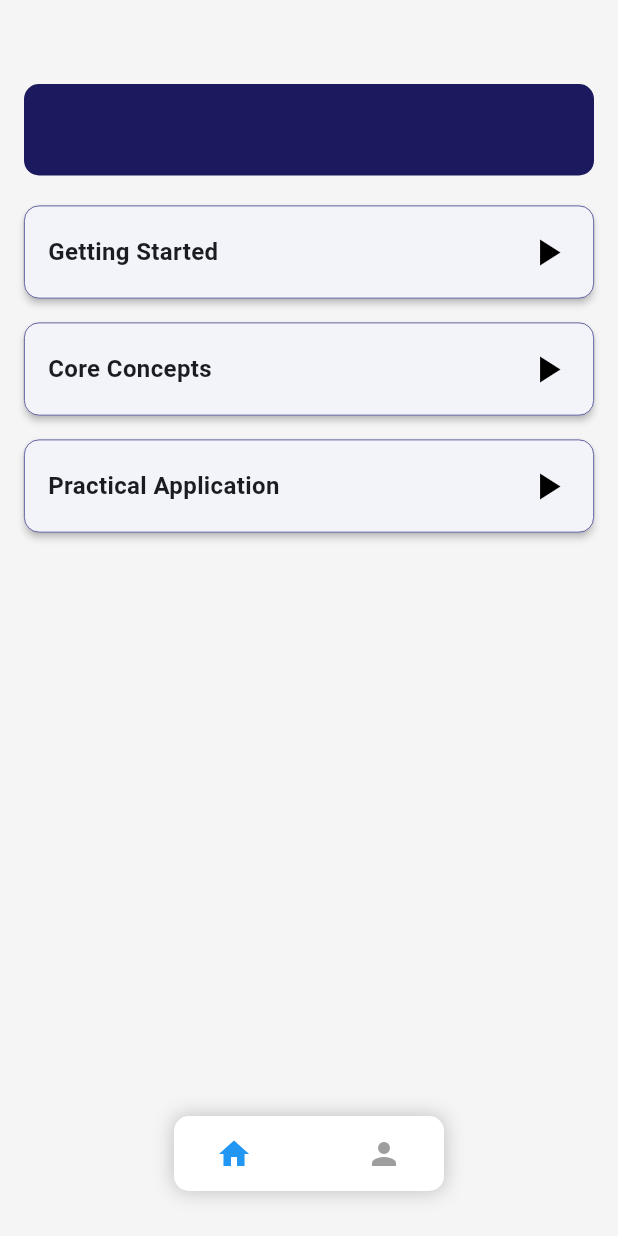
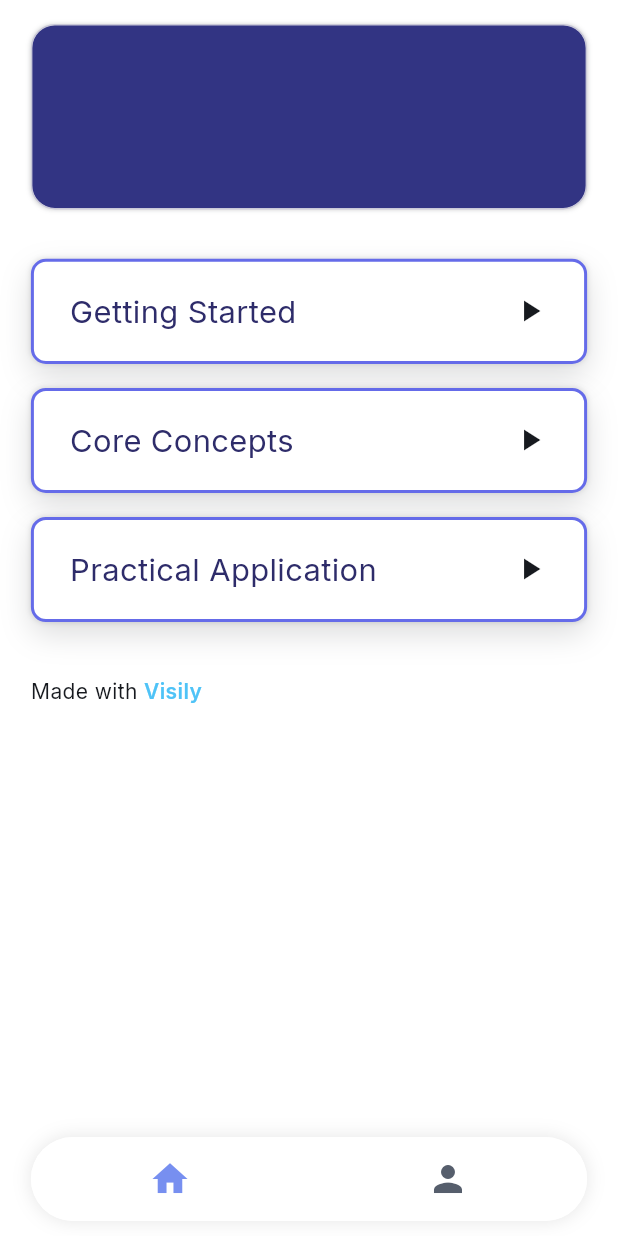
Before and after one commit to Priyanshu-Bej/briffiniApp, a Flutter app: the ModuleListScreen screen opened directly with empty values, on a phone screen of 412 x 824 dp. Run offline on Flutter 3.47's test engine with Material 3 defaults, Android fonts, the phone set to English and light mode, and no system bars; our stand-ins replace chewie, cloud_firestore, firebase_auth, firebase_core, firebase_storage, google_fonts and 1 more; missing offline and left inert: dart:html, dart:ui_web, flutter_pdfview; accounts and stored records are empty.

Commit message:
Update module list screen with new responsive design while maintaining functionality

```diff
--- a/lib/screens/module_list_screen.dart
+++ b/lib/screens/module_list_screen.dart
@@ -1,4 +1,5 @@
 import 'package:flutter/material.dart';
+import 'package:google_fonts/google_fonts.dart';
 import 'package:provider/provider.dart';
 import '../models/course_model.dart';
 import '../models/module_model.dart';
@@ -45,11 +46,49 @@ class _ModuleListScreenState extends State<ModuleListScreen> {
     }
   }
 
+  void _onItemTapped(int index) {
+    setState(() {
+      _selectedIndex = index;
+    });
+
+    // Handle navigation based on index
+    if (index == 1) {
+      // Profile navigation
+      AppNavigator.navigateTo(
+        context: context,
+        page: const ProfileScreen(),
+      );
+    } else if (index == 0) {
+      // Home - go back to previous screen
+      Navigator.pop(context);
+    }
+  }
+
   @override
   Widget build(BuildContext context) {
     final screenSize = MediaQuery.of(context).size;
+    final safeAreaTop = MediaQuery.of(context).padding.top;
+    final safeAreaBottom = MediaQuery.of(context).padding.bottom;
+
+    // Color Scheme:
+    // - Background: #FFFFFF (White)
+    // - User Profile Card:
+    //   - Background: #323483 (Dark Blue)
+    //   - Border: #C9C8D8 (Light Grayish-Purple)
+    //   - Text: #FFFFFF (White)
+    // - Module Container:
+    //   - Background: #FFFFFF (White)
+    //   - Border: #656BE9 (Bright Blue)
+    //   - Text: #2E2C6A (Dark Purple)
+    //   - Play Button: #171A1F (Dark Gray)
+    // - Bottom Navigation Bar:
+    //   - Background: #FFFFFF (White)
+    //   - Icons:
+    //     - Unselected: #565E6C (Neutral Gray)
+    //     - Selected: #778FF0 (Light Blue)
 
     return Scaffold(
+      backgroundColor: Colors.white,
       body: _isLoading
           ? const Center(child: CircularProgressIndicator())
           : FutureBuilder<List<ModuleModel>>(
@@ -65,78 +104,124 @@ class _ModuleListScreenState extends State<ModuleListScreen> {
 
                 final modules = snapshot.data ?? [];
 
-                return Stack(
+                return Container(
+                  width: screenSize.width,
+                  height: screenSize.height,
+                  color: Colors.white,
+                  child: Stack(
                     children: [
-                    RefreshIndicator(
-                      onRefresh: _loadModules,
+                      // Content area with scroll
+                      SingleChildScrollView(
+                        physics: const AlwaysScrollableScrollPhysics(),
                         child: Padding(
-                        padding: const EdgeInsets.all(16.0),
+                          padding: EdgeInsets.only(
+                            top: safeAreaTop + 16,
+                            bottom: 100 + safeAreaBottom, // Space for bottom nav
+                          ),
                           child: Column(
                             crossAxisAlignment: CrossAxisAlignment.start,
                             children: [
-                            const SizedBox(height: 40),
-                            // Header with user name (course title)
-                            Container(
-                              padding: const EdgeInsets.all(16),
+                              // User Profile Card
+                              Padding(
+                                padding: EdgeInsets.symmetric(horizontal: screenSize.width * 0.05),
+                                child: Container(
+                                  width: double.infinity,
+                                  height: screenSize.height * 0.15,
                                   decoration: BoxDecoration(
-                                color: const Color(0xFF1C1A5E), // Dark blue background
-                                borderRadius: BorderRadius.circular(10),
+                                    color: const Color(0xFF323483),
+                                    borderRadius: BorderRadius.circular(16),
+                                    border: Border.all(
+                                      color: const Color(0xFFC9C8D8),
+                                      width: 1,
+                                    ),
+                                    boxShadow: const [
+                                      BoxShadow(
+                                        color: Color(0x1F171A1F),
+                                        offset: Offset(0, 0),
+                                        blurRadius: 2,
+                                      ),
+                                      BoxShadow(
+                                        color: Color(0x12171A1F),
+                                        offset: Offset(0, 0),
+                                        blurRadius: 1,
+                                      ),
+                                    ],
                                   ),
                                   child: Center(
                                     child: Text(
                                       widget.course.title,
-                                  style: const TextStyle(
-                                    fontSize: 20,
-                                    fontWeight: FontWeight.bold,
+                                      style: GoogleFonts.archivo(
+                                        fontSize: screenSize.width * 0.06,
+                                        fontWeight: FontWeight.w700,
                                         color: Colors.white,
+                                      ),
+                                      textAlign: TextAlign.center,
                                     ),
                                   ),
                                 ),
                               ),
-                            const SizedBox(height: 20),
 
-                            // Module list
+                              SizedBox(height: screenSize.height * 0.04),
+
+                              // Modules List
                               modules.isEmpty
-                                ? Expanded(
-                                    child: Center(
+                                  ? Center(
                                       child: Column(
                                         mainAxisAlignment: MainAxisAlignment.center,
                                         children: [
-                                          const Icon(
+                                          Icon(
                                             Icons.book_outlined,
-                                            size: 80,
+                                            size: screenSize.width * 0.2,
                                             color: Colors.grey,
                                           ),
-                                          const SizedBox(height: 16),
+                                          SizedBox(height: 16),
                                           Text(
                                             'No modules available for this course.',
-                                    style: TextStyle(
-                                      fontSize: 18,
+                                            style: GoogleFonts.inter(
+                                              fontSize: screenSize.width * 0.045,
                                               color: Colors.grey[600],
                                               fontWeight: FontWeight.bold,
                                             ),
                                           ),
                                         ],
                                       ),
+                                    )
+                                  : Column(
+                                      children: modules.map((module) {
+                                        return Padding(
+                                          padding: EdgeInsets.only(
+                                            bottom: 16,
+                                            left: screenSize.width * 0.05,
+                                            right: screenSize.width * 0.05,
                                           ),
-                                  )
-                                : Expanded(
-                                    child: ListView.builder(
-                                      // Add bottom padding to make room for the floating nav bar
-                                      padding: const EdgeInsets.only(bottom: 70),
-                                      itemCount: modules.length,
-                                      itemBuilder: (context, index) {
-                                        final module = modules[index];
-                                        return Card(
-                                          elevation: 2,
-                                          margin: const EdgeInsets.only(bottom: 16),
-                                          shape: RoundedRectangleBorder(
+                                          child: Container(
+                                            width: double.infinity,
+                                            height: screenSize.height * 0.085,
+                                            decoration: BoxDecoration(
+                                              color: Colors.white,
                                               borderRadius: BorderRadius.circular(10),
-                                            side: const BorderSide(color: Color(0xFF323483), width: 0.5),
+                                              border: Border.all(
+                                                color: const Color(0xFF656BE9),
+                                                width: 2,
                                               ),
+                                              boxShadow: const [
+                                                BoxShadow(
+                                                  color: Color(0x26171A1F),
+                                                  offset: Offset(0, 8),
+                                                  blurRadius: 17,
+                                                ),
+                                                BoxShadow(
+                                                  color: Color(0x1F171A1F),
+                                                  offset: Offset(0, 0),
+                                                  blurRadius: 2,
+                                                ),
+                                              ],
+                                            ),
+                                            child: Material(
+                                              color: Colors.transparent,
                                               child: InkWell(
                                                 onTap: () {
-                                              // Use smooth transitions
+                                                  // Navigate to content viewer
                                                   AppNavigator.navigateTo(
                                                     context: context,
                                                     page: ContentViewerScreen(
@@ -145,100 +230,119 @@ class _ModuleListScreenState extends State<ModuleListScreen> {
                                                     ),
                                                   );
                                                 },
+                                                borderRadius: BorderRadius.circular(10),
                                                 child: Padding(
-                                              padding: const EdgeInsets.all(16.0),
+                                                  padding: const EdgeInsets.symmetric(horizontal: 24),
                                                   child: Row(
                                                     mainAxisAlignment: MainAxisAlignment.spaceBetween,
                                                     children: [
                                                       Expanded(
-                                                    child: Column(
-                                                      crossAxisAlignment: CrossAxisAlignment.start,
-                                                      children: [
-                                  Text(
+                                                        child: Text(
                                                           module.title,
-                                    style: const TextStyle(
-                                      fontSize: 16,
-                                                            fontWeight: FontWeight.bold
+                                                          style: GoogleFonts.inter(
+                                                            fontSize: screenSize.width * 0.05,
+                                                            fontWeight: FontWeight.w400,
+                                                            color: const Color(0xFF2E2C6A),
                                                           ),
-                                                        ),
-                                                      ],
+                                                          overflow: TextOverflow.ellipsis,
                                                         ),
                                                       ),
                                                       const Icon(
                                                         Icons.play_arrow,
-                                                    color: Colors.black,
-                                                    size: 30,
+                                                        color: Color(0xFF171A1F),
+                                                        size: 24,
                                                       ),
                                                     ],
                                                   ),
                                                 ),
                                               ),
+                                            ),
+                                          ),
                                         );
-                                      },
+                                      }).toList(),
+                                    ),
+
+                              // Footer: "Made with Visily"
+                              Padding(
+                                padding: EdgeInsets.only(
+                                  top: 20,
+                                  left: screenSize.width * 0.05,
+                                  bottom: 20,
+                                ),
+                                child: Row(
+                                  mainAxisSize: MainAxisSize.min,
+                                  children: [
+                                    Text(
+                                      "Made with ",
+                                      style: GoogleFonts.inter(
+                                        fontSize: 14,
+                                        fontWeight: FontWeight.w400,
+                                        color: const Color(0xFF171A1F),
+                                      ),
+                                    ),
+                                    Text(
+                                      "Visily",
+                                      style: GoogleFonts.inter(
+                                        fontSize: 14,
+                                        fontWeight: FontWeight.w600,
+                                        color: Colors.lightBlue[300],
+                                      ),
+                                    ),
+                                  ],
                                 ),
                               ),
                             ],
                           ),
                         ),
                       ),
-
-                    // Floating navigation bar
-                    Positioned(
-                      left: 0,
-                      right: 0,
-                      bottom: 30,
-                      child: Center(
-                        child: Container(
-                          width: 180,
-                          height: 50,
+                    ],
+                  ),
+                );
+              },
+            ),
+      bottomNavigationBar: Container(
+        margin: EdgeInsets.only(
+          left: screenSize.width * 0.05,
+          right: screenSize.width * 0.05,
+          bottom: safeAreaBottom + 10,
+        ),
         decoration: BoxDecoration(
           color: Colors.white,
-                            borderRadius: BorderRadius.circular(10),
+          borderRadius: BorderRadius.circular(30),
           boxShadow: [
             BoxShadow(
-                                color: Colors.black.withOpacity(0.2),
+              color: Colors.black.withOpacity(0.1),
               blurRadius: 10,
-                                spreadRadius: 1,
+              offset: const Offset(0, 0),
             ),
           ],
         ),
-                          child: Row(
-                            mainAxisAlignment: MainAxisAlignment.spaceEvenly,
-                            children: [
-                              IconButton(
-                                icon: Icon(
-                                  Icons.home,
-                                  color: _selectedIndex == 0 ? Colors.blue : Colors.grey,
+        child: ClipRRect(
+          borderRadius: BorderRadius.circular(30),
+          child: BottomNavigationBar(
+            items: const <BottomNavigationBarItem>[
+              BottomNavigationBarItem(
+                icon: Icon(Icons.home, size: 28),
+                label: '',
               ),
-                                onPressed: () {
-                                  Navigator.pop(context);
-                                },
-                              ),
-                              const SizedBox(width: 20),
-                              IconButton(
-                                icon: Icon(
-                                  Icons.person,
-                                  color: _selectedIndex == 1 ? Colors.blue : Colors.grey,
-                        ),
-                                onPressed: () {
-                                  setState(() {
-                                    _selectedIndex = 1;
-                                  });
-                                  // Navigate to profile screen with smooth animation
-                                  AppNavigator.navigateTo(
-                                    context: context,
-                                    page: const ProfileScreen(),
-                                  );
-                                },
+              BottomNavigationBarItem(
+                icon: Icon(Icons.person, size: 28),
+                label: '',
               ),
             ],
+            currentIndex: _selectedIndex,
+            selectedItemColor: const Color(0xFF778FF0),
+            unselectedItemColor: const Color(0xFF565E6C),
+            onTap: _onItemTapped,
+            backgroundColor: Colors.white,
+            elevation: 0,
+            type: BottomNavigationBarType.fixed,
+            selectedFontSize: 0,
+            unselectedFontSize: 0,
+            showSelectedLabels: false,
+            showUnselectedLabels: false,
           ),
         ),
-                      ),
-                    ),
-                  ],
-                );
-              },
       ),
     );
   }
```
Lines whose indentation alone changed are shown as unchanged.
